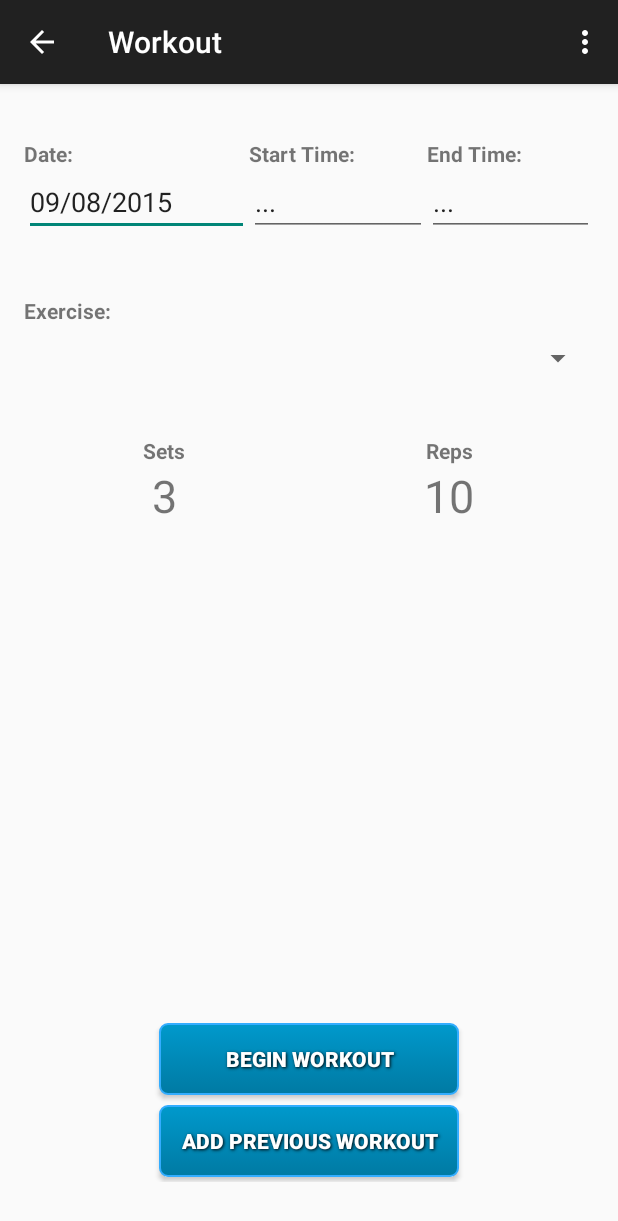
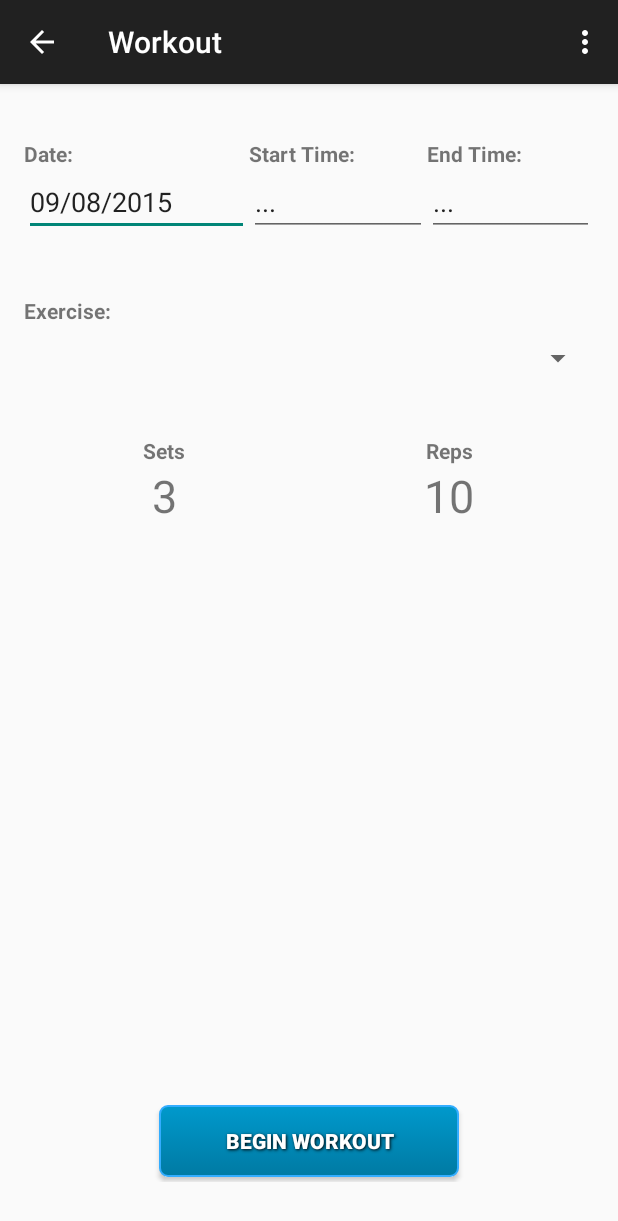
Before and after one commit to brandt1990/ProjectFittness, an Android app: the ExerciseActivity screen opened directly, with no data from a screen before it, on a phone screen of 412 x 824 dp. Shown: the top 1221 px of the screen. Run offline under Robolectric (Android 15) with nearby library versions, the phone set to English and light mode, and no system bars; libraries missing offline, so code that uses them is left out: com.readystatesoftware.sqliteasset; 5 statements that could not run were skipped.

Commit message:
removed add previous ex button

```diff
--- a/app/src/main/java/edu/psu/ist402/projectfittness/UserSummaryActivity.java
+++ b/app/src/main/java/edu/psu/ist402/projectfittness/UserSummaryActivity.java
@@ -70,7 +70,7 @@ public class UserSummaryActivity extends AppCompatActivity {
             textV.setText(String.valueOf(eP.getSets()));
             textV.setVisibility(View.VISIBLE);
             textV.setWidth(dpToPixels(80));
-            textV.setPadding(dpToPixels(30),0,0,0);
+            textV.setPadding(dpToPixels(30), 0, 0, 0);
             tr.addView(textV, 1);
 
 
@@ -80,7 +80,7 @@ public class UserSummaryActivity extends AppCompatActivity {
             textV.setText(String.valueOf(getDateTime(Long.parseLong(eP.getEnd_datetime()), "MM/dd/yyyy HH:mm")));
             textV.setVisibility(View.VISIBLE);
             tr.addView(textV, 2);
-            textV.setWidth(dpToPixels(10));
+            //textV.setWidth(dpToPixels(10));
             tLayout.addView(tr);
         }
     }
--- a/app/src/main/res/drawable/custom_button.xml
+++ b/app/src/main/res/drawable/custom_button.xml
@@ -1,23 +1,31 @@
 <?xml version="1.0" encoding="utf-8"?>
-<selector xmlns:android="http://schemas.android.com/apk/res/android" >
-    <item android:state_pressed="true" >
-        <shape android:shape="rectangle"  >
+<selector xmlns:android="http://schemas.android.com/apk/res/android">
+    <item android:state_enabled="false">
+        <shape android:shape="rectangle">
+            <corners android:radius="5dip" />
+            <stroke android:width="1dip" android:color="#aaaaaa" />
+            <gradient android:angle="-45" android:endColor="#aaaaaa" android:startColor="#777777" />
+        </shape>
+    </item>
+    <item android:state_pressed="true">
+        <shape android:shape="rectangle">
             <corners android:radius="5dip" />
             <stroke android:width="1dip" android:color="#33ADFF" />
-            <gradient android:angle="-45" android:endColor="#006282" android:startColor="#007AA3" />        </shape>
+            <gradient android:angle="-45" android:endColor="#006282" android:startColor="#007AA3" />
+        </shape>
     </item>
     <item android:state_focused="true">
-        <shape android:shape="rectangle"  >
+        <shape android:shape="rectangle">
             <corners android:radius="5dip" />
             <stroke android:width="1dip" android:color="#33ADFF" />
-            <solid android:color="#00527A"/>
+            <solid android:color="#00527A" />
         </shape>
     </item>
-    <item >
-        <shape android:shape="rectangle"  >
+    <item>
+        <shape android:shape="rectangle">
             <corners android:radius="5dip" />
             <stroke android:width="1dip" android:color="#33ADFF" />
-            <gradient android:angle="-45" android:endColor="#007AA3" android:startColor="#0099CC"  />
+            <gradient android:angle="-45" android:endColor="#007AA3" android:startColor="#0099CC" />
         </shape>
     </item>
 </selector>
--- a/app/src/main/res/layout/activity_exercise.xml
+++ b/app/src/main/res/layout/activity_exercise.xml
@@ -244,14 +244,15 @@
                 android:text="Begin Workout" />
 
             <Button
-                android:id="@+id/btnExerciseInfo"
+                android:id="@+id/btnAddWorkout"
                 style="@style/button_text"
                 android:layout_width="200dp"
                 android:layout_height="wrap_content"
                 android:layout_gravity="center_horizontal"
                 android:background="@drawable/custom_button"
                 android:onClick="onClickExerciseInfo"
-                android:text="Add previous workout" />
+                android:text="Add previous workout"
+                android:visibility="gone" />
 
         </LinearLayout>
 
--- a/app/src/main/res/layout/activity_user_summary.xml
+++ b/app/src/main/res/layout/activity_user_summary.xml
@@ -162,7 +162,7 @@
                         android:id="@+id/exerciseRowTemplate"
                         android:layout_width="fill_parent"
                         android:layout_height="fill_parent"
-                        android:visibility="visible">
+                        android:visibility="gone">
 
                         <TextView
                             android:id="@+id/exerciseNameTemplate"
```
Also changed, not shown: app/src/main/java/edu/psu/ist402/projectfittness/ExerciseActivity.java (+15 -11 lines).
